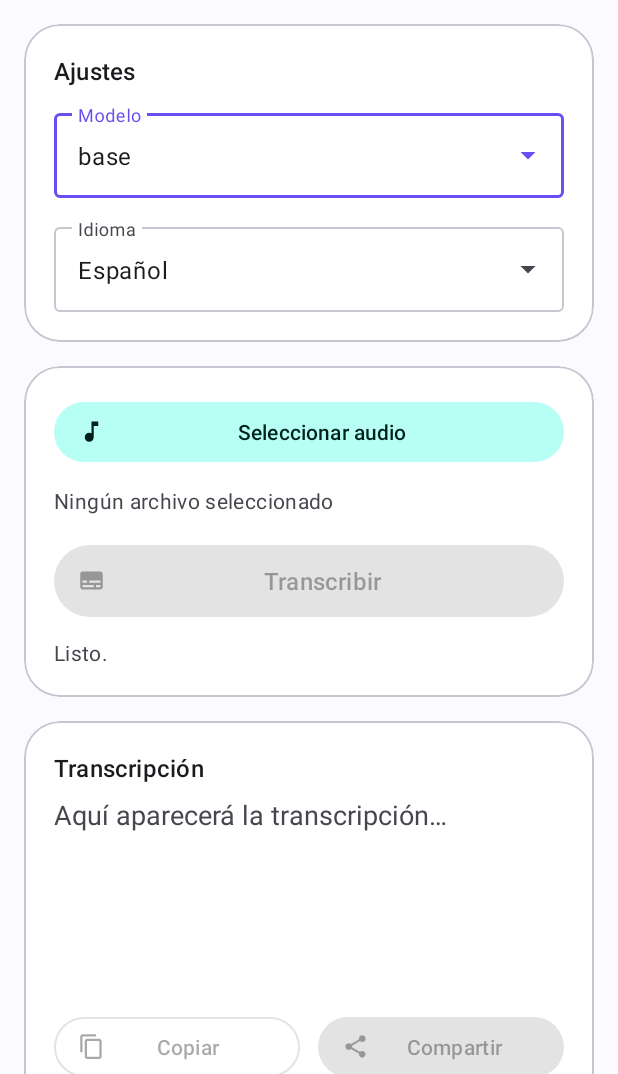
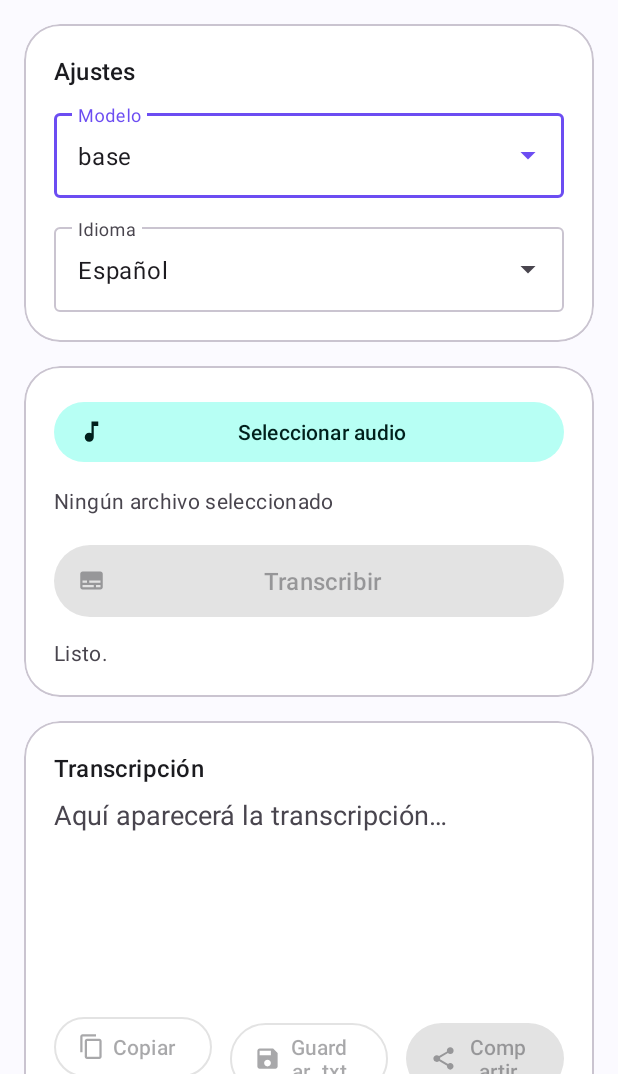
Before and after one commit to MatiGaete2023/VtT, an Android app: the screen it shows after launch (MainActivity), on a phone screen of 412 x 824 dp, the part 162-1236 px from its top. Run offline under Robolectric (Android 15) with nearby library versions, the phone set to English and light mode, and no system bars; 1 statement that could not run was skipped.

Commit message:
feat(android): progreso real, cancelar, guardar .txt, icono propio
T11 — Se verificó contra el código fuente de whisper.cpp v1.7.4 (headers
whisper.h y ggml.h) la firma real de los callbacks antes de usarlos, para
no repetir el error de asumir una API que no existe: progress_callback
es void(*)(whisper_context*, whisper_state*, int, void*), y el campo de
cancelación en whisper_full_params es abort_callback, de tipo
ggml_abort_callback = bool(*)(void*).

whisper_jni.cpp: el handle que se entrega a Kotlin ahora envuelve el
contexto de whisper junto con una bandera atómica de cancelación.
nativeTranscribe registra ambos callbacks; nativeRequestAbort permite
pedir cancelación desde cualquier hilo sin bloquear. nativeFree ya no
libera el struct Handle en sí (solo el contexto pesado): esto cierra a
propósito una carrera entre cancelar y liberar, a cambio de una fuga
mínima y acotada (documentada en el código).

Transcriber.kt: requestAbort() es deliberadamente la única función NO
sincronizada con el candado de loadModel/transcribe/free, para poder
cancelar sin esperar a que termine la transcripción que se quiere
cortar; ctxPtr se marca @Volatile para que ese acceso cruzado de hilos
sea seguro.

TranscribeViewModel: nuevo estado Cancelled; el progreso real llega por
el callback nativo en vez de una barra indeterminada. MainActivity:
botón Cancelar (visible mientras trabaja), botón "Guardar .txt" (con el
selector de archivos del sistema, texto ajustado a ~100 columnas como en
PC), e icono adaptativo propio (micrófono blanco sobre violeta de marca)
reemplazando el ícono genérico de Android.

Co-Authored-By: Claude <noreply@anthropic.com>
Claude-Session: https://claude.ai/code/session_01CTUCTCwQ7NoEc5fKFEMU2m

```diff
--- a/android/app/src/main/AndroidManifest.xml
+++ b/android/app/src/main/AndroidManifest.xml
@@ -7,7 +7,8 @@
 
     <application
         android:allowBackup="true"
-        android:icon="@android:drawable/sym_def_app_icon"
+        android:icon="@mipmap/ic_launcher"
+        android:roundIcon="@mipmap/ic_launcher_round"
         android:label="@string/app_name"
         android:supportsRtl="true"
         android:theme="@style/Theme.TranscriptorVtT">
--- a/android/app/src/main/java/cl/vtt/transcriptor/WhisperBridge.kt
+++ b/android/app/src/main/java/cl/vtt/transcriptor/WhisperBridge.kt
@@ -6,15 +6,24 @@ package cl.vtt.transcriptor
  */
 class WhisperBridge {
 
+    /** Llamado desde el hilo nativo mientras transcribe, con el avance 0..100. */
+    fun interface ProgressListener {
+        fun onProgress(pct: Int)
+    }
+
     external fun nativeInit(modelPath: String): Long
 
-    external fun nativeFree(ptr: Long)
+    external fun nativeFree(handle: Long)
+
+    /** Pide cancelar una transcripcion en curso con este handle (cualquier hilo). */
+    external fun nativeRequestAbort(handle: Long)
 
     external fun nativeTranscribe(
-        ptr: Long,
+        handle: Long,
         audio: FloatArray,
         lang: String?,
-        nThreads: Int
+        nThreads: Int,
+        listener: ProgressListener?
     ): String
 
     companion object {
--- /dev/null
+++ b/android/app/src/main/res/drawable/ic_save.xml
@@ -0,0 +1,9 @@
+<vector xmlns:android="http://schemas.android.com/apk/res/android"
+    android:width="24dp"
+    android:height="24dp"
+    android:viewportWidth="24"
+    android:viewportHeight="24">
+    <path
+        android:fillColor="#FFFFFFFF"
+        android:pathData="M17,3H5C3.9,3 3,3.9 3,5v14c0,1.1 0.9,2 2,2h14c1.1,0 2,-0.9 2,-2V7L17,3zM12,19c-1.66,0 -3,-1.34 -3,-3s1.34,-3 3,-3s3,1.34 3,3S13.66,19 12,19zM15,9H5V5h10V9z" />
+</vector>
--- a/android/app/src/main/res/layout/activity_main.xml
+++ b/android/app/src/main/res/layout/activity_main.xml
@@ -181,6 +181,15 @@
                     android:text="@string/ready"
                     android:textAppearance="?attr/textAppearanceBodyMedium"
                     android:textColor="?attr/colorOnSurfaceVariant" />
+
+                <com.google.android.material.button.MaterialButton
+                    android:id="@+id/btnCancel"
+                    style="@style/Widget.Material3.Button.OutlinedButton"
+                    android:layout_width="match_parent"
+                    android:layout_height="wrap_content"
+                    android:layout_marginTop="10dp"
+                    android:text="@string/cancel"
+                    android:visibility="gone" />
             </LinearLayout>
         </com.google.android.material.card.MaterialCardView>
 
@@ -242,6 +251,18 @@
                         app:icon="@drawable/ic_copy" />
 
                     <com.google.android.material.button.MaterialButton
+                        android:id="@+id/btnSave"
+                        style="@style/Widget.Material3.Button.OutlinedButton.Icon"
+                        android:layout_width="0dp"
+                        android:layout_height="wrap_content"
+                        android:layout_marginStart="6dp"
+                        android:layout_marginEnd="6dp"
+                        android:layout_weight="1"
+                        android:enabled="false"
+                        android:text="@string/save"
+                        app:icon="@drawable/ic_save" />
+
+                    <com.google.android.material.button.MaterialButton
                         android:id="@+id/btnShare"
                         style="@style/Widget.Material3.Button.TonalButton.Icon"
                         android:layout_width="0dp"
--- /dev/null
+++ b/android/app/src/main/res/mipmap-anydpi-v26/ic_launcher.xml
@@ -0,0 +1,5 @@
+<?xml version="1.0" encoding="utf-8"?>
+<adaptive-icon xmlns:android="http://schemas.android.com/apk/res/android">
+    <background android:drawable="@color/primary"/>
+    <foreground android:drawable="@drawable/ic_launcher_foreground"/>
+</adaptive-icon>
--- /dev/null
+++ b/android/app/src/main/res/mipmap-anydpi-v26/ic_launcher_round.xml
@@ -0,0 +1,5 @@
+<?xml version="1.0" encoding="utf-8"?>
+<adaptive-icon xmlns:android="http://schemas.android.com/apk/res/android">
+    <background android:drawable="@color/primary"/>
+    <foreground android:drawable="@drawable/ic_launcher_foreground"/>
+</adaptive-icon>
--- a/android/app/src/main/res/values/strings.xml
+++ b/android/app/src/main/res/values/strings.xml
@@ -5,11 +5,14 @@
     <string name="select_audio">Seleccionar audio</string>
     <string name="transcribe">Transcribir</string>
     <string name="copy">Copiar</string>
+    <string name="save">Guardar .txt</string>
     <string name="share">Compartir</string>
+    <string name="cancel">Cancelar</string>
     <string name="model">Modelo</string>
     <string name="language">Idioma</string>
     <string name="no_file">Ningún archivo seleccionado</string>
     <string name="ready">Listo.</string>
+    <string name="cancelled">Cancelado.</string>
     <string name="result_title">Transcripción</string>
     <string name="result_hint">Aquí aparecerá la transcripción…</string>
 </resources>
```
Also changed, not shown: android/app/src/main/java/cl/vtt/transcriptor/MainActivity.kt (+72 -2 lines), android/app/src/main/java/cl/vtt/transcriptor/TranscribeViewModel.kt (+34 -6 lines), android/app/src/main/java/cl/vtt/transcriptor/Transcriber.kt (+29 -11 lines), android/app/src/main/res/drawable/ic_launcher_foreground.xml (added, +17 -0 lines), android/app/src/main/res/mipmap-anydpi/ic_launcher.xml (added, +21 -0 lines), android/app/src/main/res/mipmap-anydpi/ic_launcher_round.xml (added, +21 -0 lines), 2 other files.
